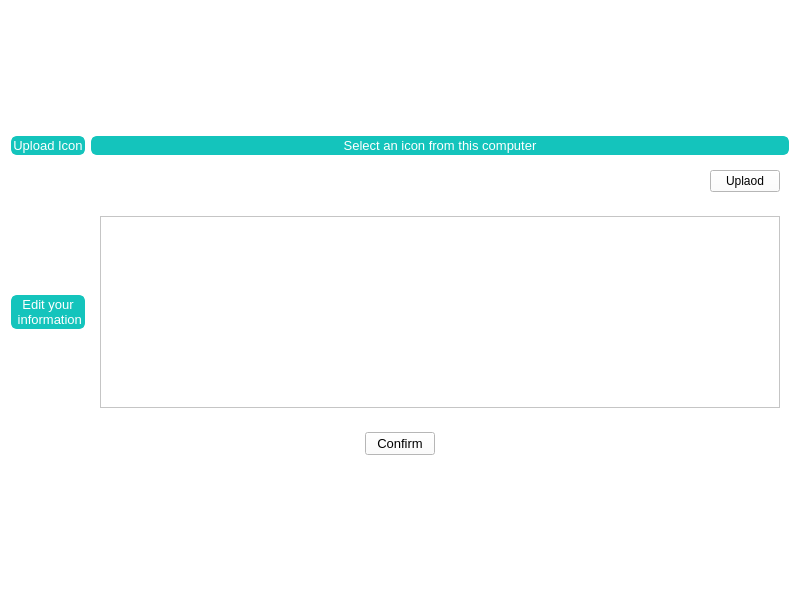
Qt form QtGameStore/usrsetting.ui (Syunjyan/Qt-gamestore) before a commit.
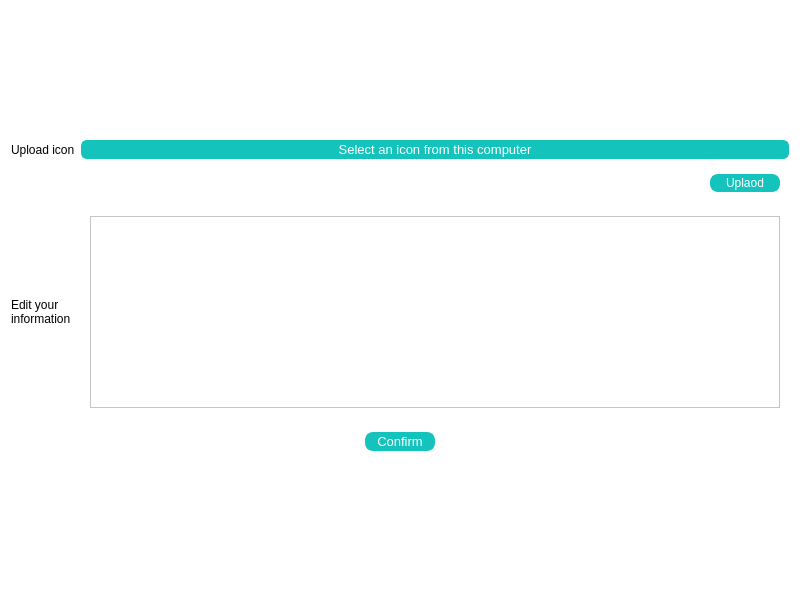
The same form after that commit.

```diff
--- a/QtGameStore/usrsetting.ui
+++ b/QtGameStore/usrsetting.ui
@@ -70,48 +70,6 @@
      </property>
     </widget>
    </item>
-   <item row="3" column="0">
-    <widget class="QPushButton" name="changeInformationBtn">
-     <property name="font">
-      <font>
-       <pointsize>10</pointsize>
-      </font>
-     </property>
-     <property name="styleSheet">
-      <string notr="true">QPushButton#changeInformationBtn {
-    border-radius: 6px;
-    border:2px solid rgb(20,196,188);
-background-color: rgb(20,196,188);
-    color:  rgb(255, 255, 255);
-}
- 
-QPushButton#changeInformationBtn:hover {
-    border-radius: 6px;
-    color: rgb(20,196,188);
-    background-color: rgb(255,255,255);
-  border:2px solid rgb(20,196,188);
-    border-color: rgb(20,196,188);
-}
- 
-QPushButton#changeInformation:pressed {
-    border: 0px;
-    background-color: #ffffff;
-    border-radius: 6px;
-}
- 
-QPushButton#changeInformation:disabled {
-    border: 0px;
-    border-radius: 6px;
-    border: 1px solid #46bcff;
-    opacity: 0.4;
-}</string>
-     </property>
-     <property name="text">
-      <string>Edit your
- information</string>
-     </property>
-    </widget>
-   </item>
    <item row="0" column="1">
     <spacer name="verticalSpacer">
      <property name="orientation">
@@ -142,8 +100,8 @@
          </font>
         </property>
         <property name="styleSheet">
-         <string notr="true">QPushButton#changeInformationBtn {
-    border-radius: 6px;
+         <string notr="true">QPushButton#confirmChangeInfoBtn {
+    border-radius: 8px;
     border:2px solid rgb(20,196,188);
 background-color: rgb(20,196,188);
     color:  rgb(255, 255, 255);
@@ -163,9 +121,9 @@
     border-radius: 6px;
 }
  
-QPushButton#changeInformation:disabled {
+QPushButton#confirmChangeInfoBtn:disabled {
     border: 0px;
-    border-radius: 6px;
+    border-radius: 8px;
     border: 1px solid #46bcff;
     opacity: 0.4;
 }</string>
@@ -241,6 +199,35 @@
           <height>16777215</height>
          </size>
         </property>
+        <property name="styleSheet">
+         <string notr="true">QPushButton#uploadIconBtn {
+    border-radius: 8px;
+    border:2px solid rgb(20,196,188);
+background-color: rgb(20,196,188);
+    color:  rgb(255, 255, 255);
+}
+ 
+QPushButton#uploadIconBtn:hover {
+    border-radius: 8px;
+    color: rgb(20,196,188);
+    background-color: rgb(255,255,255);
+  border:2px solid rgb(20,196,188);
+    border-color: rgb(20,196,188);
+}
+ 
+QPushButton#uploadIconBtn:pressed {
+    border: 0px;
+    background-color: #ffffff;
+    border-radius: 8px;
+}
+ 
+QPushButton#uploadIconBtn:disabled {
+    border: 0px;
+    border-radius: 8px;
+    border: 1px solid #46bcff;
+    opacity: 0.4;
+}</string>
+        </property>
         <property name="text">
          <string>Uplaod</string>
         </property>
@@ -249,44 +236,38 @@
      </layout>
     </widget>
    </item>
+   <item row="3" column="0">
+    <widget class="QLabel" name="label">
+     <property name="styleSheet">
+      <string notr="true">QLabel#label{
+color: rgb(255, 255, 255);
+                            	padding-left:6px;
+
+    border: 1px solid rgb(20,196,188);
+border-radius: 8px;
+    background-color: rgb(20,196,188);
+};</string>
+     </property>
+     <property name="text">
+      <string>Edit your 
+information</string>
+     </property>
+    </widget>
+   </item>
    <item row="1" column="0">
-    <widget class="QPushButton" name="iconBtn">
-     <property name="font">
-      <font>
-       <pointsize>10</pointsize>
-      </font>
-     </property>
+    <widget class="QLabel" name="label_2">
      <property name="styleSheet">
-      <string notr="true">QPushButton#iconBtn {
-    border-radius: 6px;
-    border:2px solid rgb(20,196,188);
-background-color: rgb(20,196,188);
-    color:  rgb(255, 255, 255);
-}
- 
-QPushButton#iconBtn:hover {
-    border-radius: 6px;
-    color: rgb(20,196,188);
-    background-color: rgb(255,255,255);
-  border:2px solid rgb(20,196,188);
-    border-color: rgb(20,196,188);
-}
- 
-QPushButton#iconBtn:pressed {
-    border: 0px;
-    background-color: #ffffff;
-    border-radius: 6px;
-}
- 
-QPushButton#iconBtn:disabled {
-    border: 0px;
-    border-radius: 6px;
-    border: 1px solid #46bcff;
-    opacity: 0.4;
-}</string>
+      <string notr="true">QLabel#label_2{
+color: rgb(255, 255, 255);
+                            	padding-left:6px;
+
+    border: 1px solid rgb(20,196,188);
+border-radius: 8px;
+    background-color: rgb(20,196,188);
+};</string>
      </property>
      <property name="text">
-      <string>Upload Icon</string>
+      <string>Upload icon</string>
      </property>
     </widget>
    </item>
```
Left out of the diff: 8 changed lines with no effect on the pictures.
